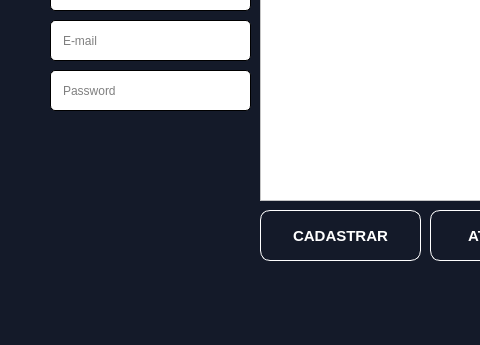
Above: Ui/dashboard.ui from devlovato/Projeto-PyQt5---CRUD- before the change; both pictures show x 0 to 480 and y 190 to 535 of the 899 by 535 pixel window. Below: the same form after it.
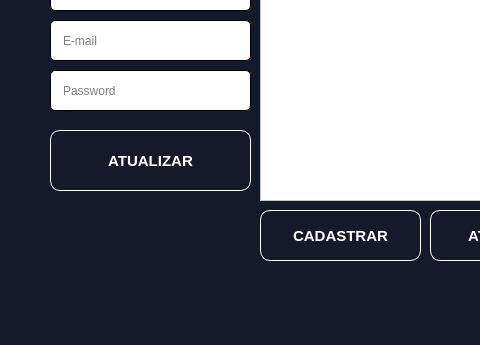
That is the form after the change. Icons and pictures are not drawn.

Commit message:
Problemas resolvidos:
-Problema relacionado ao índice fora da lista.
-Adicionado Método AlteraDadosUsuario, para alterar os dados do usuario nv0.

Próximos passos:
-Melhorar o design
-Arrumar a Diagramação

The edit to the form file:
```diff
--- a/Ui/dashboard.ui
+++ b/Ui/dashboard.ui
@@ -325,6 +325,33 @@
     <string/>
    </property>
   </widget>
+  <widget class="QPushButton" name="btn_upt_user">
+   <property name="geometry">
+    <rect>
+     <x>50</x>
+     <y>320</y>
+     <width>201</width>
+     <height>61</height>
+    </rect>
+   </property>
+   <property name="font">
+    <font>
+     <pointsize>11</pointsize>
+     <weight>75</weight>
+     <bold>true</bold>
+    </font>
+   </property>
+   <property name="styleSheet">
+    <string notr="true">color: rgb(255, 255, 255);
+border-style:outset;
+border-radius:10px;
+border-color:#FFFFFF;
+border-width:1px;</string>
+   </property>
+   <property name="text">
+    <string>ATUALIZAR</string>
+   </property>
+  </widget>
  </widget>
  <resources/>
  <connections/>
```
Left out of the diff: 2 changed lines with no effect on the pictures. The commit also changes 1 other file.
